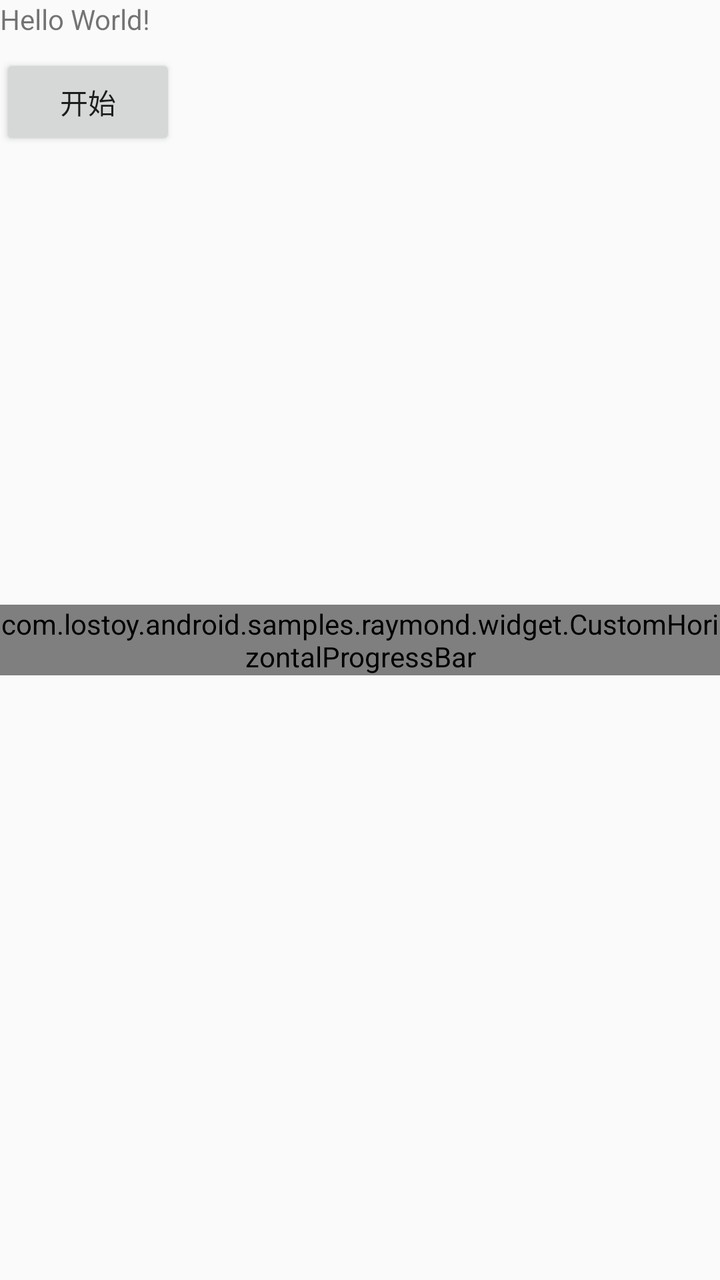
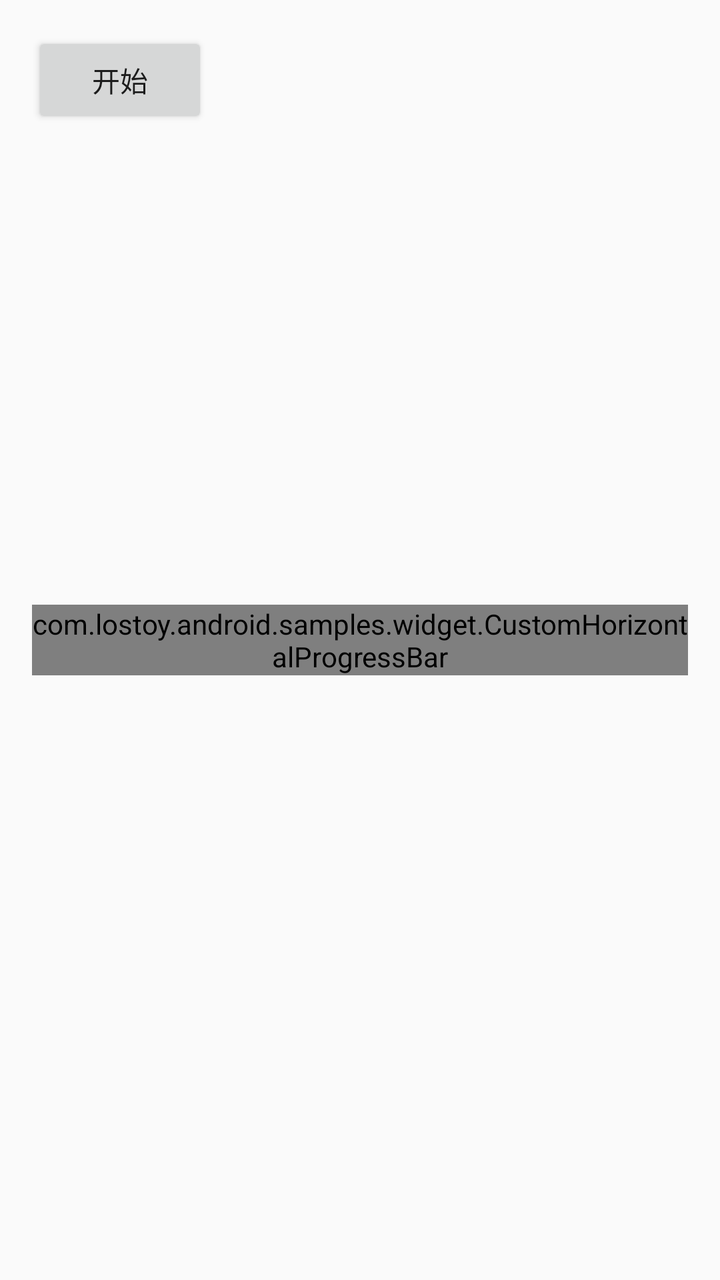

Screens rendered from an Android XML layout before and after an edit, with the pre-edit source and the edit as a unified diff.
<!-- AndroidManifest.xml: application theme AppTheme -->
<!-- res/layout/fragment_progressbar.xml -->
<?xml version="1.0" encoding="utf-8"?>
<RelativeLayout
    xmlns:android="http://schemas.android.com/apk/res/android"
    xmlns:tools="http://schemas.android.com/tools"
    xmlns:app="http://schemas.android.com/apk/res-auto"
    android:layout_width="match_parent"
    android:layout_height="match_parent"
    tools:context="com.lostoy.android.samples.official.MainActivity">

    <TextView
        android:id="@+id/sample_text"
        android:layout_width="wrap_content"
        android:layout_height="wrap_content"
        android:text="Hello World!" />

    <Button
        android:id="@+id/startButton"
        android:layout_width="wrap_content"
        android:layout_height="wrap_content"
        android:layout_marginTop="8dp"
        android:focusable="true"
        android:layout_below="@+id/sample_text"
        android:text="开始">
        <requestFocus/>
    </Button>

    <com.lostoy.android.samples.raymond.widget.CustomHorizontalProgressBar
        android:id="@+id/progressBar"
        android:layout_width="wrap_content"
        android:layout_height="wrap_content"
        android:layout_centerInParent="true"/>
</RelativeLayout>
<!-- resources referenced by this layout -->
<resources>
  <style name="AppTheme" parent="Theme.AppCompat.Light.DarkActionBar">
          
          <item name="colorPrimary">@color/colorPrimary</item>
          <item name="colorPrimaryDark">@color/colorPrimaryDark</item>
          <item name="colorAccent">@color/colorAccent</item>
      </style>
  <color name="colorPrimary">#3F51B5</color>
  <color name="colorPrimaryDark">#303F9F</color>
  <color name="colorAccent">#FF4081</color>
</resources>

<!-- the commit's change to res/layout/fragment_progressbar.xml (unified diff, before → after) -->
@@ -1,32 +1,18 @@
 <?xml version="1.0" encoding="utf-8"?>
-<RelativeLayout
-    xmlns:android="http://schemas.android.com/apk/res/android"
-    xmlns:tools="http://schemas.android.com/tools"
-    xmlns:app="http://schemas.android.com/apk/res-auto"
+<RelativeLayout xmlns:android="http://schemas.android.com/apk/res/android"
     android:layout_width="match_parent"
     android:layout_height="match_parent"
-    tools:context="com.lostoy.android.samples.official.MainActivity">
-
-    <TextView
-        android:id="@+id/sample_text"
-        android:layout_width="wrap_content"
-        android:layout_height="wrap_content"
-        android:text="Hello World!" />
+    android:padding="16dp">
 
     <Button
         android:id="@+id/startButton"
         android:layout_width="wrap_content"
         android:layout_height="wrap_content"
-        android:layout_marginTop="8dp"
-        android:focusable="true"
-        android:layout_below="@+id/sample_text"
-        android:text="开始">
-        <requestFocus/>
-    </Button>
+        android:text="@string/sample_progress_start" />
 
-    <com.lostoy.android.samples.raymond.widget.CustomHorizontalProgressBar
+    <com.lostoy.android.samples.widget.CustomHorizontalProgressBar
         android:id="@+id/progressBar"
-        android:layout_width="wrap_content"
+        android:layout_width="match_parent"
         android:layout_height="wrap_content"
-        android:layout_centerInParent="true"/>
+        android:layout_centerVertical="true" />
 </RelativeLayout>
<!-- resource entries referenced after the edit -->
@@ -1,5 +1,6 @@
 <!-- resources referenced by this layout -->
 <resources>
+  <string name="sample_progress_start">开始</string>
   <style name="AppTheme" parent="Theme.AppCompat.Light.DarkActionBar">
           
           <item name="colorPrimary">@color/colorPrimary</item>
